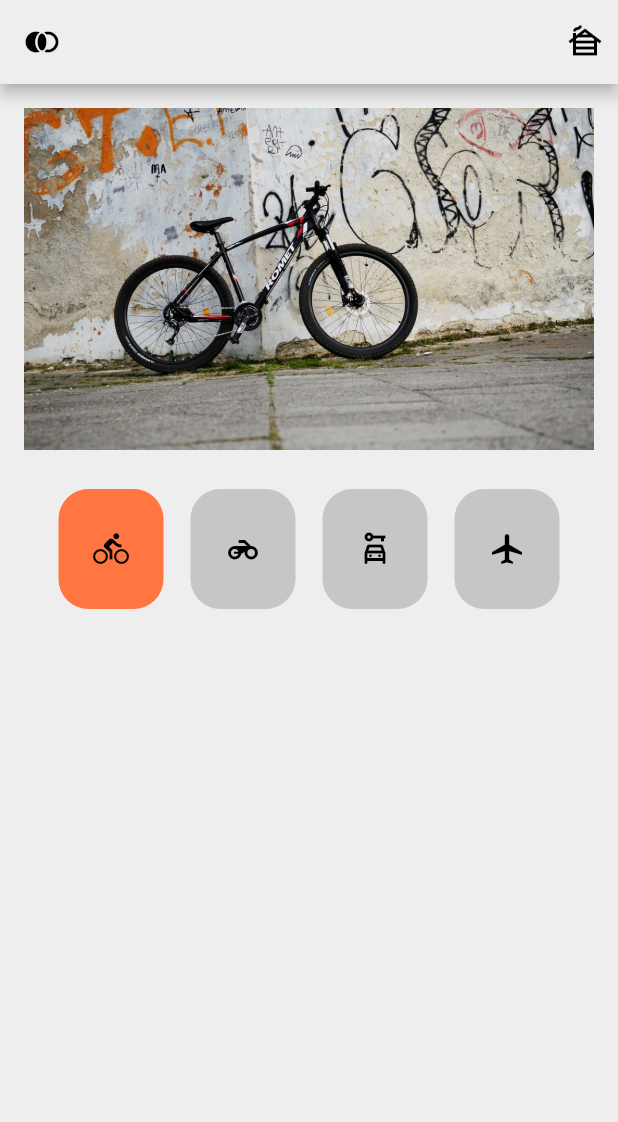
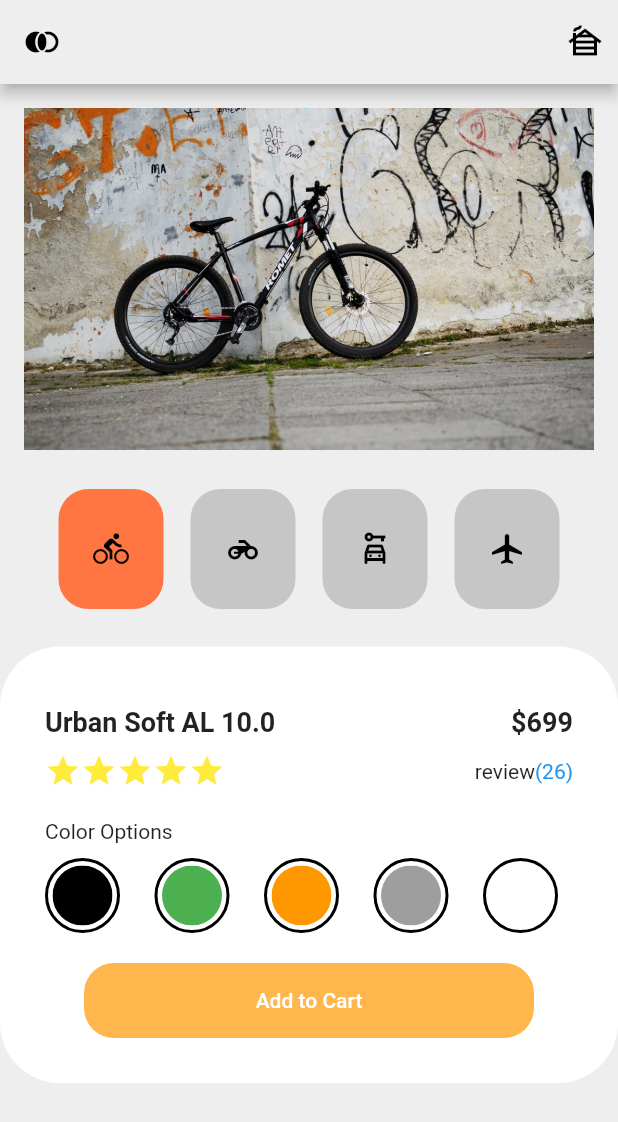
Before and after one commit to machinejun/boot_flutter, a Flutter app: the screen it shows after launch, on a phone screen of 412 x 824 dp. Shown: the top 1122 px of the screen. Run offline on Flutter 3.47's test engine with Material 2 defaults, Android fonts, the phone set to English and light mode, and no system bars; our stand-ins replace flutter_svg.

Commit message:
shopping cart

```diff
--- /dev/null
+++ b/dart_demo_2/bin/dart_demo_2.dart
@@ -0,0 +1,5 @@
+import 'package:dart_demo_2/dart_demo_2.dart' as dart_demo_2;
+
+void main(List<String> arguments) {
+  print('Hello world: ${dart_demo_2.calculate()}!');
+}
--- /dev/null
+++ b/dart_demo_2/lib/dart_demo_2.dart
@@ -0,0 +1,3 @@
+int calculate() {
+  return 6 * 7;
+}
--- a/flutter_shopping_cart/lib/components/shpppingcart_detail.dart
+++ b/flutter_shopping_cart/lib/components/shpppingcart_detail.dart
@@ -1 +1,149 @@
+import 'package:flutter/cupertino.dart';
 import 'package:flutter/material.dart';
+
+class ShopCartDetail extends StatelessWidget {
+  const ShopCartDetail({Key? key}) : super(key: key);
+
+  @override
+  Widget build(BuildContext context) {
+    return Padding(
+      padding: const EdgeInsets.only(top: 15),
+      child: Container(
+        decoration: BoxDecoration(
+            color: Colors.white, borderRadius: BorderRadius.circular(40)),
+        child: Padding(
+          padding: EdgeInsets.all(30),
+          child: Column(
+            crossAxisAlignment: CrossAxisAlignment.start,
+            children: [
+              _buildDetailNameAndPrices(),
+              _buildDetailRatingAndRevieCount(),
+              _buldDetailColorOption(),
+              _buildDetailButton(context)
+            ],
+          ),
+        ),
+      ),
+    );
+  }
+}
+
+Widget _buildDetailNameAndPrices() {
+  return SizedBox(
+    child: Padding(
+      padding: const EdgeInsets.only(top: 10.0),
+      child: Row(
+        mainAxisAlignment: MainAxisAlignment.spaceBetween,
+        children: [
+          Text("Urban Soft AL 10.0",
+              style: TextStyle(fontSize: 18, fontWeight: FontWeight.bold)),
+          Text("\$699",
+              style: TextStyle(fontSize: 18, fontWeight: FontWeight.bold))
+        ],
+      ),
+    ),
+  );
+}
+
+Widget _buildDetailRatingAndRevieCount() {
+  return Padding(
+    padding: const EdgeInsets.only(bottom: 20.0, top: 10.0),
+    child: Row(
+      children: [
+        Icon(Icons.star, color: Colors.yellow),
+        Icon(Icons.star, color: Colors.yellow),
+        Icon(Icons.star, color: Colors.yellow),
+        Icon(Icons.star, color: Colors.yellow),
+        Icon(Icons.star, color: Colors.yellow),
+        Spacer(), // 특정 공간으로 나누고 싶다면 사용하면 된다.
+        Text("review"),
+        Text("(26)", style: TextStyle(color: Colors.blue))
+      ],
+    ),
+  );
+}
+
+Widget _buldDetailColorOption() {
+  return Padding(
+    padding: const EdgeInsets.only(bottom: 20.0),
+    child: Column(
+      crossAxisAlignment: CrossAxisAlignment.start,
+      children: [
+        Text("Color Options"),
+        SizedBox(height: 10.0),
+        Row(
+          mainAxisAlignment: MainAxisAlignment.spaceBetween,
+          children: [
+            _buildDetailIcon(Colors.black),
+            _buildDetailIcon(Colors.green),
+            _buildDetailIcon(Colors.orange),
+            _buildDetailIcon(Colors.grey),
+            _buildDetailIcon(Colors.white),
+          ],
+        )
+      ],
+    ),
+  );
+}
+
+Widget _buildDetailIcon(Color mColor) {
+  return Padding(
+    padding: const EdgeInsets.only(right: 10.0),
+    child: Stack(
+      children: [
+        Container(
+          width: 50,
+          height: 50,
+          decoration: BoxDecoration(
+              color: Colors.white,
+              border: Border.all(width: 2),
+              shape: BoxShape.circle),
+        ),
+        Positioned(
+            left: 5,
+            top: 5,
+            child: ClipOval(
+              // 둥글게 만들고 싶은 위젯에다가 적용
+              child: Container(
+                color: mColor,
+                width: 40,
+                height: 40,
+              ),
+            ))
+      ],
+    ),
+  );
+}
+
+Widget _buildDetailButton(BuildContext context) {
+  return Align(
+    // aligment 속성이 있는데 기본값이 center 이다.
+    child: TextButton(
+      onPressed: () {
+        showCupertinoDialog(
+          context: context,
+          builder: (context) => CupertinoAlertDialog(
+            title: Text("장바구니에 담으시겠습니까?"),
+            actions: [
+              CupertinoDialogAction(
+                child: Text("확인"),
+                onPressed: () {
+                  Navigator.pop(context);
+                },
+              )
+            ],
+          ),
+        );
+      },
+      child: Text('Add to Cart', style: TextStyle(color: Colors.white)),
+      style: TextButton.styleFrom(
+        // 명명된 생성자 (java 스태틱 메서드) --> 텍스트 버튼 꾸미기
+        backgroundColor: Colors.orange[300],
+        shape: RoundedRectangleBorder(
+          borderRadius: BorderRadius.circular(20.0),
+        ),
+        minimumSize: Size(300, 50),
+      ),
+    ),
+  );
+}
--- a/flutter_shopping_cart/lib/main.dart
+++ b/flutter_shopping_cart/lib/main.dart
@@ -1,5 +1,6 @@
 import 'package:flutter/material.dart';
 import 'package:flutter_shopping_cart/components/shoppingcart_header.dart';
+import 'package:flutter_shopping_cart/components/shpppingcart_detail.dart';
 import 'package:flutter_shopping_cart/theme.dart';
 
 void main() {
@@ -32,7 +33,8 @@ class ShoppingCartPage extends StatelessWidget {
           ],),
       body: Column(
         children: [
-          ShoppingCartHeader()
+          ShoppingCartHeader(),
+          ShopCartDetail(),
         ]),
     );
   }
```
Also changed, not shown: dart_demo_2/analysis_options.yaml (added, +30 -0 lines), dart_demo_2/pubspec.yaml (added, +14 -0 lines), dart_demo_2/pubspec.lock (added), 4 other files.
